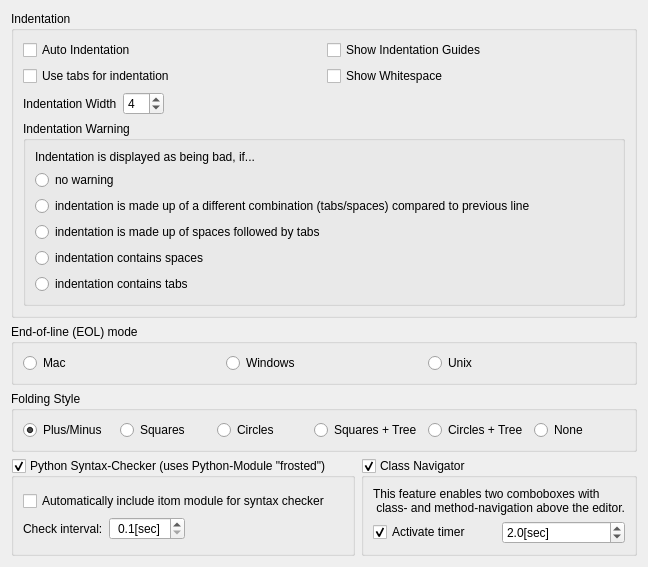
The window that Qitom/ui/widgetPropEditorGeneral.ui (itom-project/itom) describes before a commit, drawn with Qt 5.
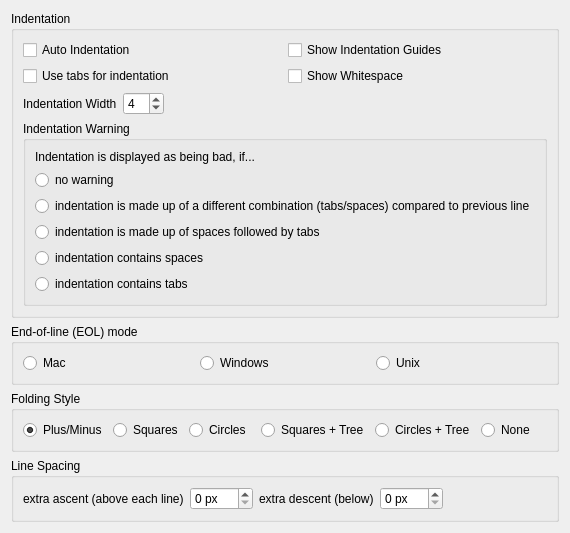
The same window after the commit.

Commit message: property added to set the spacing in the editors and console above and below every line.

Diff of the .ui file:
```diff
--- a/Qitom/ui/widgetPropEditorGeneral.ui
+++ b/Qitom/ui/widgetPropEditorGeneral.ui
@@ -6,8 +6,8 @@
    <rect>
     <x>0</x>
     <y>0</y>
-    <width>601</width>
-    <height>520</height>
+    <width>537</width>
+    <height>476</height>
    </rect>
   </property>
   <property name="windowTitle">
@@ -243,164 +243,66 @@
       </widget>
      </item>
      <item>
-      <layout class="QHBoxLayout" name="horizontalLayout_5">
-       <item>
-        <widget class="QGroupBox" name="groupSyntaxCheck">
-         <property name="title">
-          <string>Python Syntax-Checker (uses Python-Module &quot;frosted&quot;)</string>
-         </property>
-         <property name="checkable">
-          <bool>true</bool>
-         </property>
-         <layout class="QVBoxLayout" name="verticalLayout_6">
-          <item>
-           <layout class="QVBoxLayout" name="verticalLayout_3">
-            <item>
-             <widget class="QCheckBox" name="checkIncludeItom">
-              <property name="text">
-               <string>Automatically include itom module for syntax checker</string>
-              </property>
-             </widget>
-            </item>
-            <item>
-             <layout class="QHBoxLayout" name="horizontalLayout_3">
-              <item>
-               <widget class="QLabel" name="labelSyntaxIntervalComment">
-                <property name="sizePolicy">
-                 <sizepolicy hsizetype="Minimum" vsizetype="Preferred">
-                  <horstretch>0</horstretch>
-                  <verstretch>0</verstretch>
-                 </sizepolicy>
-                </property>
-                <property name="text">
-                 <string extracomment="The timer is started when entering a new line">Check interval:</string>
-                </property>
-               </widget>
-              </item>
-              <item>
-               <widget class="QDoubleSpinBox" name="spinSyntaxInterval">
-                <property name="enabled">
-                 <bool>true</bool>
-                </property>
-                <property name="sizePolicy">
-                 <sizepolicy hsizetype="Fixed" vsizetype="Fixed">
-                  <horstretch>0</horstretch>
-                  <verstretch>0</verstretch>
-                 </sizepolicy>
-                </property>
+      <widget class="QGroupBox" name="groupExtends">
                 <property name="minimumSize">
                  <size>
-                  <width>55</width>
+         <width>0</width>
                   <height>0</height>
                  </size>
                 </property>
-                <property name="layoutDirection">
-                 <enum>Qt::LeftToRight</enum>
-                </property>
-                <property name="alignment">
-                 <set>Qt::AlignCenter</set>
-                </property>
-                <property name="suffix">
-                 <string>[sec]</string>
-                </property>
-                <property name="decimals">
-                 <number>1</number>
-                </property>
-                <property name="minimum">
-                 <double>0.100000000000000</double>
-                </property>
-                <property name="maximum">
-                 <double>10.000000000000000</double>
-                </property>
-                <property name="singleStep">
-                 <double>0.500000000000000</double>
-                </property>
-               </widget>
-              </item>
-              <item>
-               <spacer name="horizontalSpacer_2">
-                <property name="orientation">
-                 <enum>Qt::Horizontal</enum>
-                </property>
-                <property name="sizeHint" stdset="0">
-                 <size>
-                  <width>40</width>
-                  <height>20</height>
-                 </size>
-                </property>
-               </spacer>
-              </item>
-             </layout>
-            </item>
-           </layout>
-          </item>
-         </layout>
-        </widget>
-       </item>
-       <item>
-        <widget class="QGroupBox" name="groupClassNavigator">
          <property name="title">
-          <string>Class Navigator</string>
-         </property>
-         <property name="checkable">
-          <bool>true</bool>
-         </property>
-         <layout class="QVBoxLayout" name="verticalLayout_4">
+        <string>Line Spacing</string>
+       </property>
+       <layout class="QHBoxLayout" name="horizontalLayout_7">
           <item>
            <widget class="QLabel" name="label_3">
             <property name="text">
-             <string>This feature enables two comboboxes with 
- class- and method-navigation above the editor.</string>
+           <string>extra ascent (above each line)</string>
             </property>
            </widget>
           </item>
           <item>
-           <layout class="QHBoxLayout" name="horizontalLayout_4">
+         <widget class="QSpinBox" name="spinExtraAscent">
+          <property name="suffix">
+           <string> px</string>
+          </property>
+          <property name="maximum">
+           <number>500</number>
+          </property>
+         </widget>
+        </item>
             <item>
-             <widget class="QCheckBox" name="checkActiveClassNavigatorTimer">
+         <widget class="QLabel" name="label_4">
               <property name="text">
-               <string>Activate timer</string>
-              </property>
-              <property name="checked">
-               <bool>true</bool>
+           <string>extra descent (below)</string>
               </property>
              </widget>
             </item>
             <item>
-             <widget class="QDoubleSpinBox" name="spinClassNavigatorInterval">
+         <widget class="QSpinBox" name="spinExtraDescent">
               <property name="suffix">
-               <string>[sec]</string>
-              </property>
-              <property name="decimals">
-               <number>1</number>
-              </property>
-              <property name="singleStep">
-               <double>0.100000000000000</double>
-              </property>
-              <property name="value">
-               <double>2.000000000000000</double>
+           <string> px</string>
+          </property>
+          <property name="maximum">
+           <number>500</number>
               </property>
              </widget>
             </item>
-           </layout>
-          </item>
           <item>
-           <spacer name="verticalSpacer_2">
+         <spacer name="horizontalSpacer_2">
             <property name="orientation">
-             <enum>Qt::Vertical</enum>
+           <enum>Qt::Horizontal</enum>
             </property>
             <property name="sizeHint" stdset="0">
              <size>
-              <width>20</width>
-              <height>40</height>
+            <width>40</width>
+            <height>20</height>
              </size>
             </property>
            </spacer>
           </item>
          </layout>
         </widget>
-       </item>
-      </layout>
      </item>
     </layout>
    </item>
```
Left out of the diff: 19 changed lines with no effect on the pictures. Lines whose indentation alone changed are shown as unchanged. The commit also changes 7 other files.
